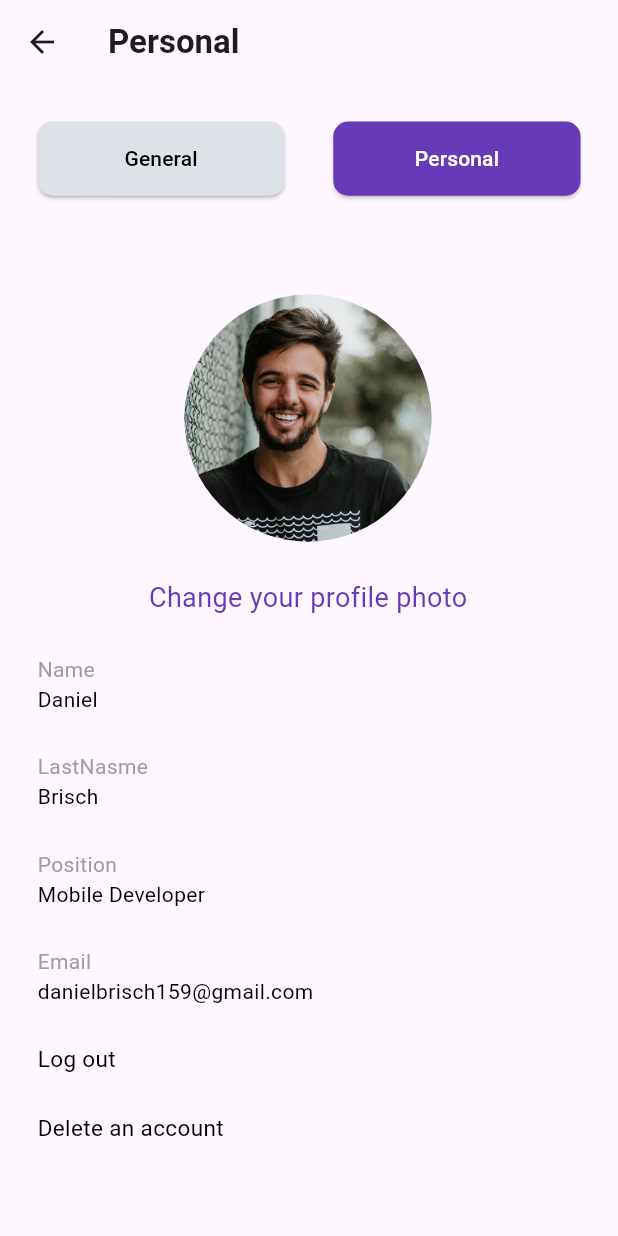
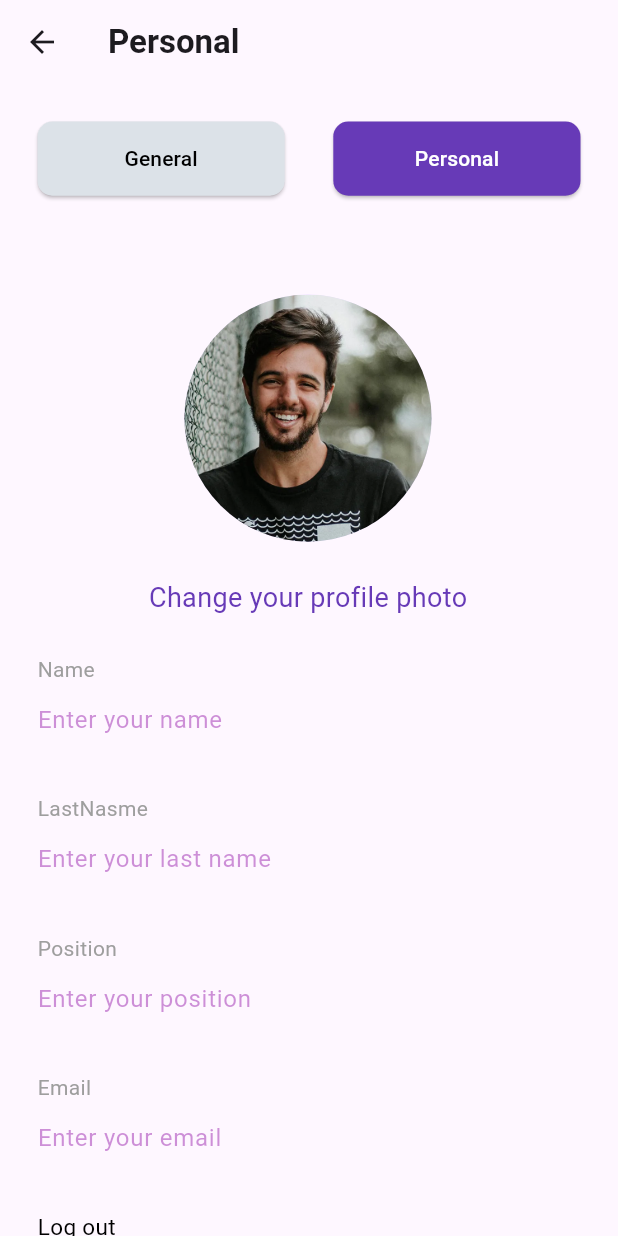
Before and after one commit to DanielBrisch/QRcode, a Flutter app: the ProfilePage screen opened by its route, after a tap on "General", after a tap on "Personal", on a phone screen of 412 x 824 dp. Run offline on Flutter 3.47's test engine with Material 3 defaults, Android fonts, the phone set to English and light mode, and no system bars; our stand-ins replace qr_flutter, share, sqflite; missing offline and left inert: qr_code_scanner; accounts and stored records are empty.

Commit message:
small changes on profile screen and i create a user table and settings table

```diff
--- a/lib/create/ContainerCreateQRcode.dart
+++ b/lib/create/ContainerCreateQRcode.dart
@@ -244,7 +244,7 @@ class _ContainerCreateQRcode extends State<ContainerCreateQRcode> {
                       Navigator.pushNamed(context, '/home');
                     } else {
                       Center(
-                        child: pleaseSave(),
+                        child: errorSave(),
                       );
                     }
                   },
@@ -265,7 +265,7 @@ class _ContainerCreateQRcode extends State<ContainerCreateQRcode> {
         ));
   }
 
-  Widget pleaseSave() {
+  Widget errorSave() {
     return AlertDialog(
       title: const Center(
         child: Icon(Icons.error_rounded, color: Colors.red),
--- a/lib/history/containerHistoryQR.dart
+++ b/lib/history/containerHistoryQR.dart
@@ -3,6 +3,7 @@ import 'package:intl/intl.dart';
 import 'package:qrcode/dataBaseHelper/dataBaseHelper.dart';
 import 'package:qr_flutter/qr_flutter.dart';
 import 'package:qrcode/service/qrCodeService.dart';
+import 'package:share/share.dart';
 
 class ContainerHistoryQR extends StatefulWidget {
   final double? width;
@@ -53,7 +54,9 @@ class _ContainerHistoryQR extends State<ContainerHistoryQR> {
             ],
           ),
           IconButton(
-              onPressed: () {},
+              onPressed: () {
+                Share.share('${widget.row['DATA']}');
+              },
               icon: const Icon(Icons.arrow_forward_ios_outlined))
         ],
       ),
--- a/lib/profile/profilePage.dart
+++ b/lib/profile/profilePage.dart
@@ -1,6 +1,8 @@
 import 'package:flutter/material.dart';
 import 'package:flutter/services.dart';
+import 'package:qrcode/dataBaseHelper/dataBaseHelper.dart';
 import 'package:qrcode/service/qrCodeService.dart';
+import 'package:sqflite/sqflite.dart';
 
 class ProfilePage extends StatefulWidget {
   const ProfilePage({super.key});
@@ -10,6 +12,12 @@ class ProfilePage extends StatefulWidget {
 }
 
 class _ProfilePage extends State<ProfilePage> {
+  TextEditingController nameController = TextEditingController();
+  TextEditingController lastNameController = TextEditingController();
+  TextEditingController positionController = TextEditingController();
+  TextEditingController emailController = TextEditingController();
+
+  List<Map<String, dynamic>> _rows = [];
   @override
   Widget build(BuildContext context) {
     Size size = MediaQuery.of(context).size;
@@ -135,11 +143,17 @@ class _ProfilePage extends State<ProfilePage> {
                       color: Colors.grey,
                     ),
                   ),
-                  const Text(
-                    'Daniel',
-                    style: TextStyle(
-                      color: Colors.black,
+                  TextField(
+                    controller: nameController,
+                    decoration: InputDecoration(
+                      border: InputBorder.none,
+                      hintText: 'Enter your name',
+                      hintStyle:
+                          TextStyle(color: Colors.purple.withOpacity(0.5)),
                     ),
+                    onEditingComplete: () {
+                      saveNameUserProfile();
+                    },
                   ),
                   SizedBox(height: size.height * 0.030),
                   const Text(
@@ -148,11 +162,17 @@ class _ProfilePage extends State<ProfilePage> {
                       color: Colors.grey,
                     ),
                   ),
-                  const Text(
-                    'Brisch',
-                    style: TextStyle(
-                      color: Colors.black,
+                  TextField(
+                    controller: lastNameController,
+                    decoration: InputDecoration(
+                      border: InputBorder.none,
+                      hintText: 'Enter your last name',
+                      hintStyle:
+                          TextStyle(color: Colors.purple.withOpacity(0.5)),
                     ),
+                    onEditingComplete: () {
+                      saveLastNameUserProfile();
+                    },
                   ),
                   SizedBox(height: size.height * 0.030),
                   const Text(
@@ -161,11 +181,17 @@ class _ProfilePage extends State<ProfilePage> {
                       color: Colors.grey,
                     ),
                   ),
-                  const Text(
-                    'Mobile Developer',
-                    style: TextStyle(
-                      color: Colors.black,
+                  TextField(
+                    controller: positionController,
+                    decoration: InputDecoration(
+                      border: InputBorder.none,
+                      hintText: 'Enter your position',
+                      hintStyle:
+                          TextStyle(color: Colors.purple.withOpacity(0.5)),
                     ),
+                    onEditingComplete: () {
+                      savePositionUserProfile();
+                    },
                   ),
                   SizedBox(height: size.height * 0.030),
                   const Text(
@@ -174,18 +200,29 @@ class _ProfilePage extends State<ProfilePage> {
                       color: Colors.grey,
                     ),
                   ),
-                  const Text(
-                    'danielbrisch159@gmail.com',
-                    style: TextStyle(
-                      color: Colors.black,
+                  TextField(
+                    controller: emailController,
+                    decoration: InputDecoration(
+                      border: InputBorder.none,
+                      hintText: 'Enter your email',
+                      hintStyle:
+                          TextStyle(color: Colors.purple.withOpacity(0.5)),
                     ),
+                    onEditingComplete: () {
+                      saveEmailUserProfile();
+                    },
                   ),
                   SizedBox(height: size.height * 0.030),
-                  const Text(
-                    'Log out',
-                    style: TextStyle(
-                      fontSize: 15,
-                      color: Colors.black,
+                  GestureDetector(
+                    onTap: () {
+                      confirmLogOutDialog(context);
+                    },
+                    child: const Text(
+                      'Log out',
+                      style: TextStyle(
+                        fontSize: 15,
+                        color: Colors.black,
+                      ),
                     ),
                   ),
                   SizedBox(height: size.height * 0.030),
@@ -200,4 +237,94 @@ class _ProfilePage extends State<ProfilePage> {
               )
             ])));
   }
+
+  @override
+  void initState() {
+    super.initState();
+    _loadDataFromDatabase();
+  }
+
+  Future<void> _loadDataFromDatabase() async {
+    List<Map<String, dynamic>> rows =
+        await DatabaseHelper.instance.queryAllRows('QRCODES');
+    setState(() {
+      _rows = rows;
+    });
+  }
+
+  void confirmLogOutDialog(BuildContext context) {
+    showDialog(
+      context: context,
+      builder: (BuildContext context) {
+        return AlertDialog(
+          title: const Center(
+            child: Text("Really? 😰😰"),
+          ),
+          content: const Text("Are you sure you want to quit?",
+              style: TextStyle(fontSize: 20)),
+          actions: <Widget>[
+            Row(
+              mainAxisAlignment: MainAxisAlignment.spaceEvenly,
+              children: [
+                TextButton(
+                  onPressed: () {
+                    Navigator.of(context).pop();
+                  },
+                  child: const Text(
+                    "No",
+                    style: TextStyle(
+                        color: Colors.green,
+                        fontSize: 20,
+                        fontWeight: FontWeight.bold),
+                  ),
+                ),
+                TextButton(
+                  onPressed: () {
+                    Navigator.of(context).pop();
+                  },
+                  child: const Text(
+                    "Yes",
+                    style: TextStyle(
+                        color: Colors.red,
+                        fontSize: 20,
+                        fontWeight: FontWeight.bold),
+                  ),
+                ),
+              ],
+            )
+          ],
+        );
+      },
+    );
+  }
+
+  void saveNameUserProfile() async {
+    await DatabaseHelper.instance.insert({
+      'NAME': nameController.text,
+    }, 'USER');
+  }
+
+  void saveLastNameUserProfile() async {
+    await DatabaseHelper.instance.insert({
+      'LASTNAME': lastNameController.text,
+    }, 'USER');
+  }
+
+  void savePositionUserProfile() async {
+    await DatabaseHelper.instance.insert({
+      'POSITION': positionController.text,
+    }, 'USER');
+  }
+
+  void saveEmailUserProfile() async {
+    await DatabaseHelper.instance.insert({
+      'EMAIL': emailController.text,
+    }, 'USER');
+  }
+
+  @override
+  void dispose() {
+    saveNameUserProfile();
+    super.dispose();
+  }
 }
--- a/pubspec.yaml
+++ b/pubspec.yaml
@@ -18,6 +18,7 @@ dependencies:
   intl: ^0.17.0
   url_launcher: ^6.0.0
   cupertino_icons: ^1.0.6
+  share: ^2.0.4
 
 dev_dependencies:
   flutter_test:
```
Also changed, not shown: lib/dataBaseHelper/dataBaseHelper.dart (+38 -2 lines), lib/history/historyPage.dart (+9 -9 lines), pubspec.lock.
